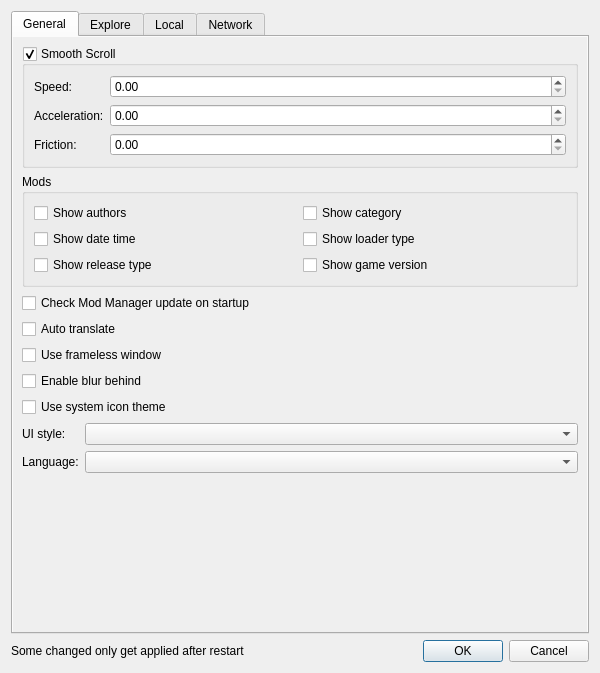
The window that src/ui/preferences.ui (kaniol-lck/modmanager) describes before a commit, drawn with Qt 5.
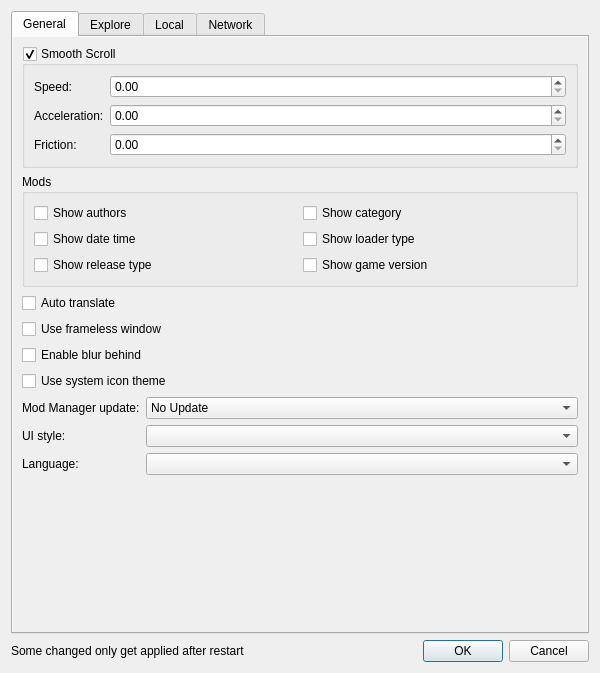
The same window after the commit. Icons and pictures are not drawn.

Commit message: check dev update

The edit to the form file:
```diff
--- a/src/ui/preferences.ui
+++ b/src/ui/preferences.ui
@@ -70,7 +70,7 @@
             <x>0</x>
             <y>0</y>
             <width>560</width>
-            <height>587</height>
+            <height>589</height>
            </rect>
           </property>
           <layout class="QVBoxLayout" name="verticalLayout_2">
@@ -179,13 +179,6 @@
              </layout>
             </widget>
            </item>
-           <item>
-            <widget class="QCheckBox" name="autoCheckModManagerUpdate">
-             <property name="text">
-              <string>Check Mod Manager update on startup</string>
-             </property>
-            </widget>
-           </item>
            <item>
             <widget class="QCheckBox" name="autoTranslate">
              <property name="text">
@@ -216,26 +209,52 @@
            </item>
            <item>
             <layout class="QFormLayout" name="formLayout_4">
-             <item row="0" column="1">
+             <item row="1" column="1">
               <widget class="QComboBox" name="customStyle"/>
              </item>
-             <item row="0" column="0">
+             <item row="1" column="0">
               <widget class="QLabel" name="label_4">
                <property name="text">
                 <string>UI style:</string>
                </property>
               </widget>
              </item>
-             <item row="1" column="0">
+             <item row="2" column="0">
               <widget class="QLabel" name="label_24">
                <property name="text">
                 <string>Language:</string>
                </property>
               </widget>
              </item>
-             <item row="1" column="1">
+             <item row="2" column="1">
               <widget class="QComboBox" name="language"/>
              </item>
+             <item row="0" column="1">
+              <widget class="QComboBox" name="autoCheckModManagerUpdate">
+               <item>
+                <property name="text">
+                 <string>No Update</string>
+                </property>
+               </item>
+               <item>
+                <property name="text">
+                 <string>Release</string>
+                </property>
+               </item>
+               <item>
+                <property name="text">
+                 <string>Develop</string>
+                </property>
+               </item>
+              </widget>
+             </item>
+             <item row="0" column="0">
+              <widget class="QLabel" name="label_25">
+               <property name="text">
+                <string>Mod Manager update:</string>
+               </property>
+              </widget>
+             </item>
             </layout>
            </item>
            <item>
```
The commit also changes 5 other files.
